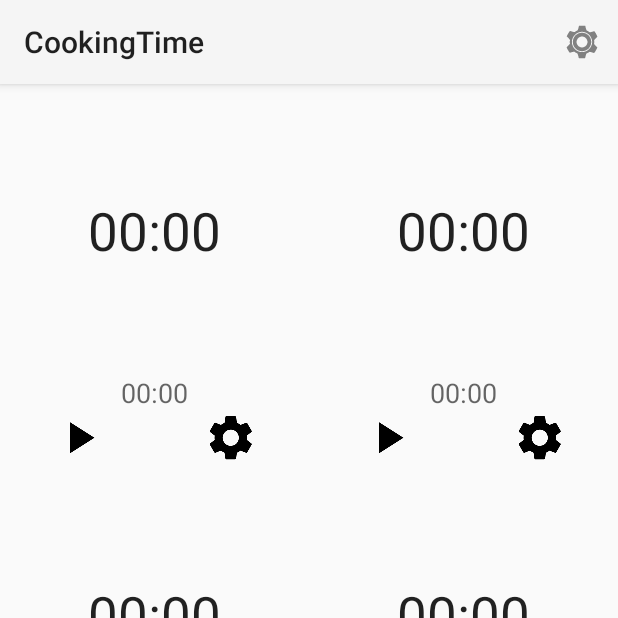
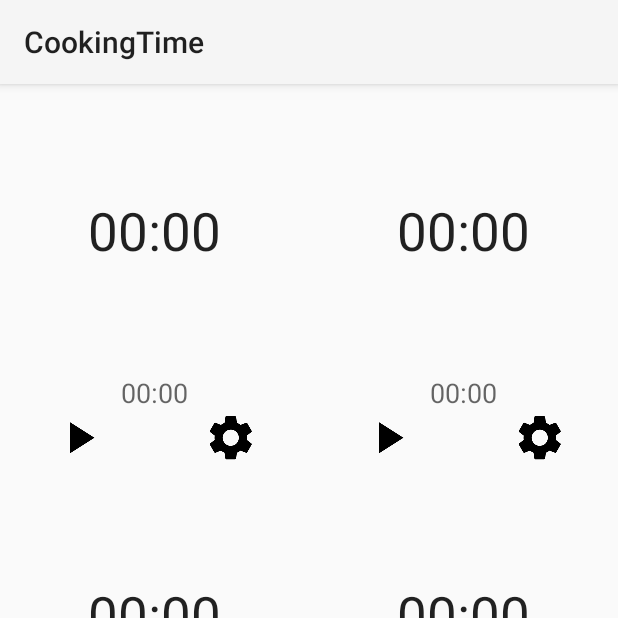
Before and after one commit to karkoszkaondrej/color_timers_kotlin, an Android app: the screen it shows after launch (MainActivity), on a phone screen of 412 x 824 dp, the top half of it. Run offline under Robolectric (Android 15) with nearby library versions, the phone set to English and light mode, and no system bars.

Commit message:
#22 Remove or replace icon from ActionBar

```diff
--- a/app/src/main/java/com/karkoszka/cookingtime/activities/MainActivity.java
+++ b/app/src/main/java/com/karkoszka/cookingtime/activities/MainActivity.java
@@ -16,11 +16,7 @@ import android.support.v4.app.NotificationCompat;
 import android.support.v4.app.TaskStackBuilder;
 import android.support.v7.app.AppCompatActivity;
 import android.util.Log;
-import android.view.Menu;
-import android.view.MenuInflater;
-import android.view.MenuItem;
 import android.view.View;
-import android.widget.Button;
 import android.widget.Chronometer;
 import android.widget.FrameLayout;
 import android.widget.ImageButton;
@@ -176,22 +172,6 @@ public class MainActivity extends AppCompatActivity implements
 		if(plates[i].getRuns() == Plate.STARTED && plates[i].checkIfFired())
     		plateAIT[i].setText("\\\\\\o  " + plateAIT[i].getText() + "  o///");
     }
-
-    @Override
-    public boolean onCreateOptionsMenu(Menu menu) {
-    	MenuInflater inflater = getMenuInflater();
-        inflater.inflate(R.menu.main, menu);
-        return super.onCreateOptionsMenu(menu);
-    }
-
-    @Override
-	public boolean onOptionsItemSelected(MenuItem item) {
-		if (item.getItemId() == R.id.action_settings) {
-				return true;
-		}
-
-		return super.onOptionsItemSelected(item);
-	}
 
 	public void setPlate1(View view) {
 		this.clickSetButton(0);
--- a/app/src/main/res/menu/main.xml
+++ /dev/null
@@ -1,12 +0,0 @@
-<menu xmlns:android="http://schemas.android.com/apk/res/android"
-    xmlns:yourapp="http://schemas.android.com/apk/res-auto">
-<!-- Design ActionBar Main activity
-		?Mute
-		Settings -->
-    <item
-        android:id="@+id/action_settings"
-        yourapp:showAsAction="always"
-        android:icon="@drawable/ic_action_settings"
-        android:title="@string/action_settings"/>
-
-</menu>
--- a/app/src/main/res/menu/set_time.xml
+++ /dev/null
@@ -1,5 +0,0 @@
-<menu>
-<!-- Design ActionBar Main activity
-		Save -->
-
-</menu>
```
Also changed, not shown: app/src/main/java/com/karkoszka/cookingtime/activities/SetPlateActivity.java (+0 -8 lines), app/src/main/res/drawable-hdpi/ic_action_settings.png (deleted), app/src/main/res/drawable-mdpi/ic_action_settings.png (deleted), app/src/main/res/drawable-xhdpi/ic_action_settings.png (deleted), app/src/main/res/drawable-xxhdpi/ic_action_settings.png (deleted), 2 other files.
